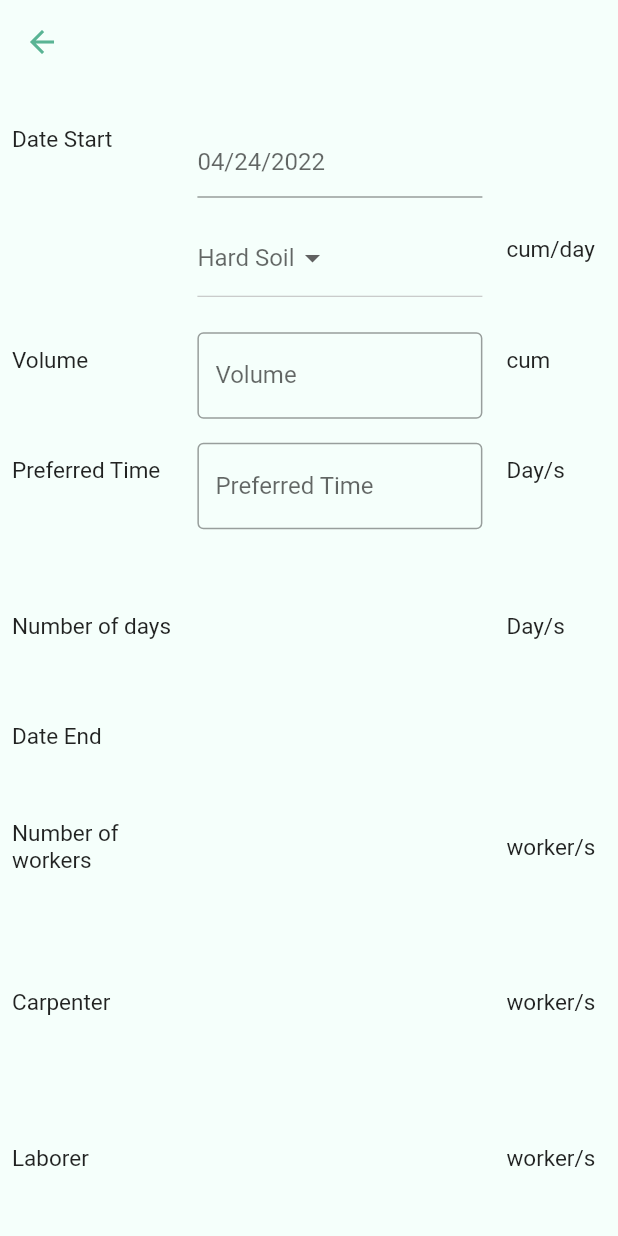
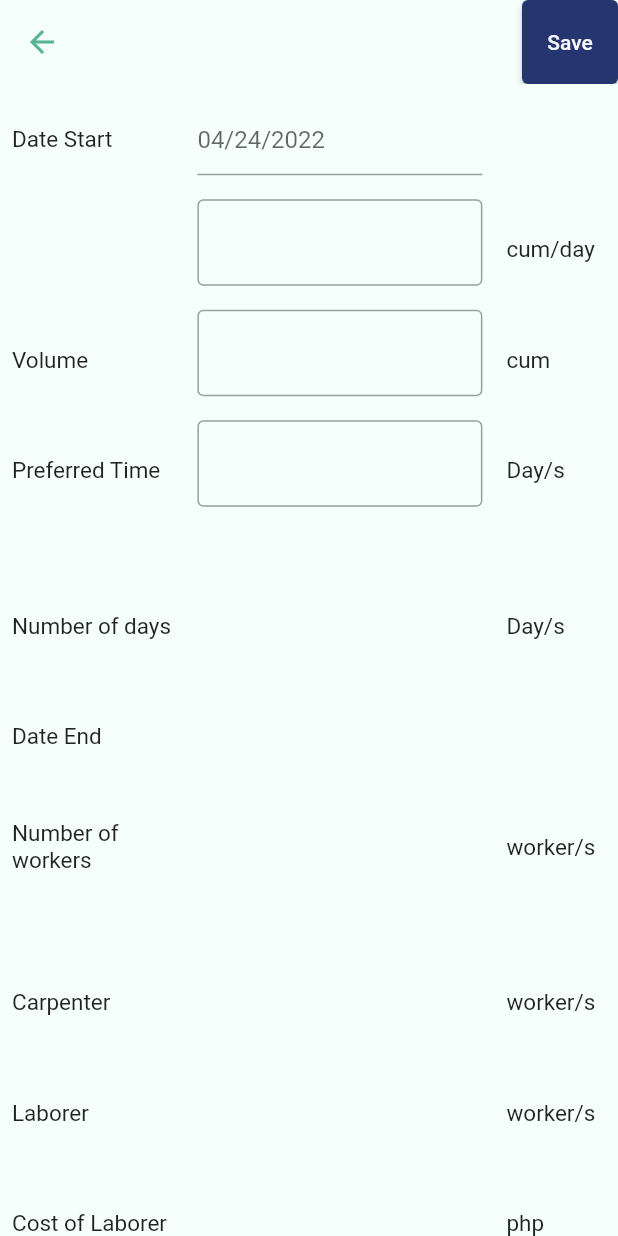
Before and after one commit to CS-JustinDelaRapa/Construction-Worker-Headcount, a Flutter app: the Newforms screen opened directly with empty values, on a phone screen of 412 x 824 dp. Run offline on Flutter 3.47's test engine with Material 2 defaults, Android fonts, the phone set to English and light mode, and no system bars; our stand-ins replace flutter_custom_clippers, flutter_switch, shared_preferences, sqflite; missing offline and left inert: dart:ffi; accounts and stored records are empty.

Commit message:
forms updated

```diff
--- a/lib/screens/mainProject/structural/forms/newform.dart
+++ b/lib/screens/mainProject/structural/forms/formworksForm.dart
@@ -17,10 +17,6 @@ class _Newforms extends State<Newforms> {
   TextEditingController dateStartControler = TextEditingController();
   var outputFormat = DateFormat('MM/dd/yyyy');
   DateTime selectedDate = DateTime.now();
-
-  List<String> _locations = ['Hard Soil', 'Soft Soil'];
-  String? _selectedLocation;
-
   Future<void> _selectDate(BuildContext context) async {
     final DateTime? picked = await showDatePicker(
         context: context,
@@ -36,12 +32,14 @@ class _Newforms extends State<Newforms> {
 
   TextEditingController preferredTimeController = TextEditingController();
   TextEditingController volumeController = TextEditingController();
+  TextEditingController productivityRateController = TextEditingController();
 
   @override
   Widget build(BuildContext context) {
     return Scaffold(
       appBar: AppBar(
         title: Text(widget.workType),
+        actions: [saveButton()],
       ),
       body: SingleChildScrollView(
         child: Column(
@@ -163,9 +161,6 @@ class _Newforms extends State<Newforms> {
                                     style: TextStyle(fontSize: 15),
                                   ))),
                         ),
-                        const SizedBox(
-                          height: 30,
-                        ),
                         Padding(
                           padding: const EdgeInsets.all(8.0),
                           child: SizedBox(
@@ -219,24 +214,15 @@ class _Newforms extends State<Newforms> {
                         Padding(
                           padding: const EdgeInsets.all(8.0),
                           child: SizedBox(
-                            width: MediaQuery.of(context).size.width * 0.5,
-                            height: MediaQuery.of(context).size.height * 0.07,
-                            child: DropdownButton(
-                                hint: const Text(
-                                    'Hard Soil'), // Not necessary for Option 1
-                                value: _selectedLocation,
-                                onChanged: (value) {
-                                  setState(() {
-                                    _selectedLocation = value.toString();
-                                  });
-                                },
-                                items: _locations.map((location) {
-                                  return DropdownMenuItem(
-                                    child: Text(location),
-                                    value: location,
-                                  );
-                                }).toList()),
-                          ),
+                              width: MediaQuery.of(context).size.width * 0.5,
+                              height: MediaQuery.of(context).size.height * 0.07,
+                              child: Align(
+                                  alignment: Alignment.centerLeft,
+                                  child: CustomWidgets().textFormField_widget(
+                                      '',
+                                      Colors.white,
+                                      0,
+                                      productivityRateController))),
                         ),
                         Padding(
                           padding: const EdgeInsets.all(8.0),
@@ -246,10 +232,7 @@ class _Newforms extends State<Newforms> {
                               child: Align(
                                   alignment: Alignment.centerLeft,
                                   child: CustomWidgets().textFormField_widget(
-                                      'Volume',
-                                      Colors.white,
-                                      0,
-                                      volumeController))),
+                                      '', Colors.white, 0, volumeController))),
                         ),
                         Padding(
                           padding: const EdgeInsets.all(8.0),
@@ -259,7 +242,7 @@ class _Newforms extends State<Newforms> {
                               child: Align(
                                   alignment: Alignment.centerLeft,
                                   child: CustomWidgets().textFormField_widget(
-                                      'Preferred Time',
+                                      '',
                                       Colors.white,
                                       0,
                                       preferredTimeController))),
@@ -466,9 +449,6 @@ class _Newforms extends State<Newforms> {
                                     style: TextStyle(fontSize: 15),
                                   ))),
                         ),
-                        const SizedBox(
-                          height: 30,
-                        ),
                         Padding(
                           padding: const EdgeInsets.all(8.0),
                           child: SizedBox(
@@ -504,4 +484,13 @@ class _Newforms extends State<Newforms> {
       ),
     );
   }
+
+  Widget saveButton() => ElevatedButton(
+      onPressed: () {
+        print(volumeController.text +
+            preferredTimeController.text +
+            selectedDate.toString() +
+            productivityRateController.text);
+      },
+      child: const Text('Save'));
 }
```
Also changed, not shown: lib/screens/mainProject/structural/bungalowStructuralItem.dart (+16 -6 lines), lib/screens/mainProject/structural/forms/earthworkForms.dart (+54 -21 lines), lib/screens/mainProject/structural/structural.dart (+34 -13 lines).
